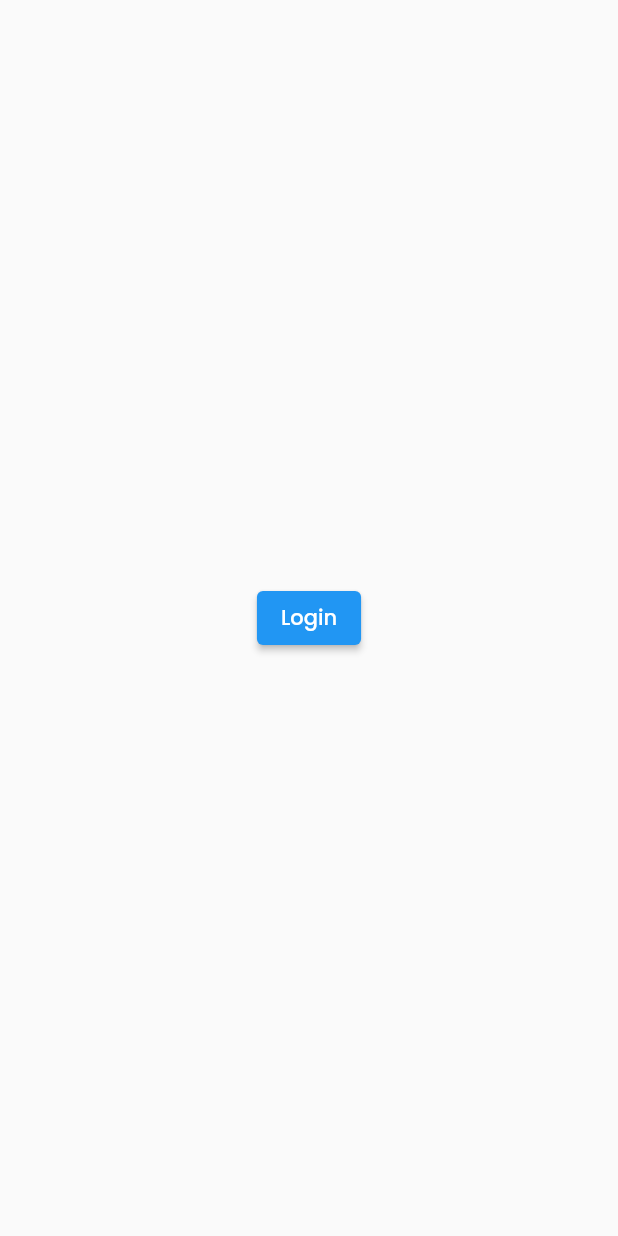
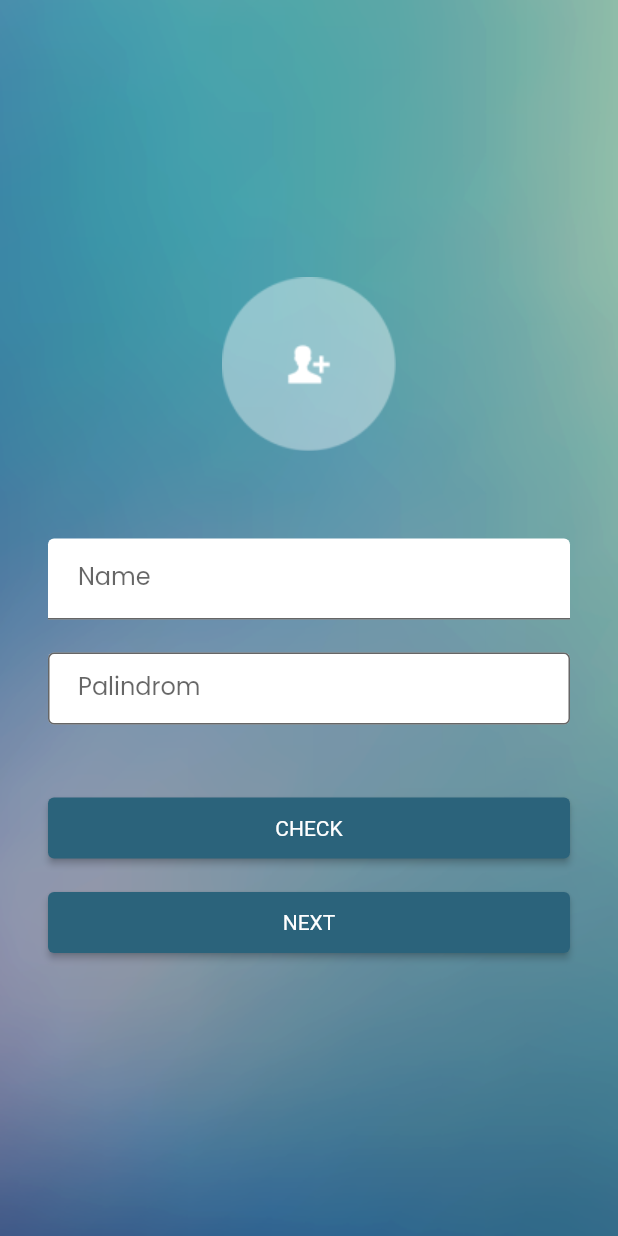
Before and after one commit to sfa119f/login_flutter, a Flutter app: the screen it shows after launch, on a phone screen of 412 x 824 dp. Run offline on Flutter 3.47's test engine with Material 2 defaults, Android fonts, the phone set to English and light mode, and no system bars.

Commit message:
make first screen

```diff
--- a/lib/screen/first.dart
+++ b/lib/screen/first.dart
@@ -1,26 +1,202 @@
 import 'package:flutter/material.dart';
 import 'package:login_flutter/screen/second.dart';
+import 'dart:async';
 
 class FirstScreen extends StatelessWidget {
   const FirstScreen({super.key});
   @override
   Widget build(BuildContext context) {
+    // ignore: prefer_const_constructors
     return Scaffold(
-      body: Center(
-        child: ElevatedButton(
-          child: Text("Login"),
+      body: const LoginWidget(),
+      // body: Center(
+      //   child: ElevatedButton(
+      //     child: Text("Login"),
+      //     onPressed: () {
+      //       Navigator.push(
+      //         context,
+      //         MaterialPageRoute(builder: (context) => const SecondScreen())
+      //       );
+      //       // -- Digunakan untuk mereplace page (tanpa menambah stack page) -- //
+      //       // Navigator.pushReplacement(context,
+      //       //     MaterialPageRoute(builder: (context) {
+      //       //   return MainPage();
+      //       // }));
+      //     },
+      //   )
+      // ),
+    );
+  }
+}
+
+class LoginWidget extends StatefulWidget {
+  const LoginWidget({super.key});
+  @override
+  State<LoginWidget> createState() => _LoginWidgetState();
+}
+
+class _LoginWidgetState extends State<LoginWidget> {
+  final nameController = TextEditingController();
+  final palindromController = TextEditingController();
+
+  bool isPalindrom() {
+    final input = palindromController.text.replaceAll(' ', '');
+    bool check = true;
+    int i = 0;
+    while(check & (i < input.length / 2)) {
+      if (input[i] != input[input.length - 1 - i]){
+        check = false;
+      }
+      i+=1;
+    }
+    return check;
+  }
+
+  Future<void> showMyDialog(String title, String message) async {
+    return showDialog<void>(
+      context: context,
+      barrierDismissible: false, // user must tap button!
+      builder: (BuildContext context) {
+        return AlertDialog(
+          title: Text(title),
+          content: Text(message),
+          actions: <Widget>[
+            TextButton(
+              child: const Text('Ok'),
               onPressed: () {
+                Navigator.of(context).pop();
+              },
+            ),
+          ],
+        );
+      },
+    );
+  }
+
+  void nextPage() {
+    if (isPalindrom()){
       Navigator.push(
         context,
         MaterialPageRoute(builder: (context) => const SecondScreen())
       );
-            // -- Digunakan untuk mereplace page (tanpa menambah stack page) -- //
-            // Navigator.pushReplacement(context,
-            //     MaterialPageRoute(builder: (context) {
-            //   return MainPage();
-            // }));
+      nameController.text = '';
+      palindromController.text = '';
+    } else {
+      showMyDialog('Check Palindrom', "Not palindrom.");
+    }
+  }
+
+  @override
+  Widget build(BuildContext context) {
+    return Container(
+      decoration: const BoxDecoration(
+        image: DecorationImage(
+          image: AssetImage("assets/img/background.png"),
+          fit: BoxFit.cover,
+        ),
+      ),
+      child: Center(
+        child: ListView(
+          shrinkWrap: true,
+          padding: const EdgeInsets.symmetric(horizontal: 32),
+          children: <Widget>[
+            Center(
+              child: Container(
+                height: 116,
+                width: 116,
+                margin: const EdgeInsets.only(bottom: 58.12),
+                decoration: const BoxDecoration(
+                  image: DecorationImage(
+                    image: AssetImage('assets/img/ic_photo.png'),
+                    fit: BoxFit.fill,
+                  )
+                ),
+              ),
+            ),
+            Container(
+              margin: const EdgeInsets.only(bottom: 22.12),
+              child: TextField(
+                controller: nameController,
+                style: const TextStyle(fontSize: 16),
+                decoration: const InputDecoration(
+                  labelText: 'Name',
+                  contentPadding: EdgeInsets.symmetric(
+                    vertical: 7.94,
+                    horizontal: 20
+                  ),
+                  filled: true,
+                  fillColor: Color(0xFFFFFFFF),
+                ),
+              ),
+            ),
+            Container(
+              margin: const EdgeInsets.only(bottom: 45),
+              child: TextField(
+                controller: palindromController,
+                style: const TextStyle(fontSize: 16),
+                decoration: const InputDecoration(
+                  labelText: 'Palindrom',
+                  border: OutlineInputBorder(),
+                  contentPadding: EdgeInsets.symmetric(
+                    vertical: 7.94,
+                    horizontal: 20
+                  ),
+                  filled: true,
+                  fillColor: Color(0xFFFFFFFF),
+                ),
+              ),
+            ),
+            Container(
+              margin: const EdgeInsets.only(bottom: 15),
+              child: ElevatedButton(
+                style: ElevatedButton.styleFrom(
+                  backgroundColor: const Color(0xFF2B637B),
+                  padding: const EdgeInsets.symmetric(
+                    vertical: 12.35,
+                    horizontal: 85.08,
+                  ),
+                  textStyle: const TextStyle(fontSize: 14),
+                ),
+                onPressed: (){
+                  if (palindromController.text.isNotEmpty) {
+                    if (isPalindrom()) {
+                      showMyDialog('Check Palindrom', 'Is palindrom.');
+                    } else {
+                      showMyDialog('Check Palindrom', 'Not palindrom.');
+                    }
+                  } else {
+                    showMyDialog('Error', 'Palindrome field not filled.');
+                  }
                 },
-        )
+                child: const Text('CHECK'),
+              ),
+            ),
+            Container(
+              margin: const EdgeInsets.only(bottom: 0),
+              child: ElevatedButton(
+                style: ElevatedButton.styleFrom(
+                  backgroundColor: const Color(0xFF2B637B),
+                  padding: const EdgeInsets.symmetric(
+                    vertical: 12.35,
+                    horizontal: 85.08,
+                  ),
+                  textStyle: const TextStyle(fontSize: 14)
+
+                ),
+                onPressed: (){
+                  if (nameController.text.isEmpty) {
+                    showMyDialog('Error', 'Name field not filled');
+                  } else if (palindromController.text.isEmpty) {
+                    showMyDialog('Error', 'Palindrome field not filled.');
+                  } else {
+                    nextPage();
+                  }
+                },
+                child: const Text('NEXT'),
+              ),
+            ),
+          ],
+        ),
       ),
     );
   }
--- a/pubspec.yaml
+++ b/pubspec.yaml
@@ -63,6 +63,8 @@ flutter:
   # assets:
   #   - images/a_dot_burr.jpeg
   #   - images/a_dot_ham.jpeg
+  assets:
+    - assets/img/
 
   # An image asset can refer to one or more resolution-specific "variants", see
   # https://flutter.dev/assets-and-images/#resolution-aware
```
Also changed, not shown: assets/font/Poppins-Regular.ttf (added), assets/img/angle_left.png (added), assets/img/background.png (added), assets/img/background@2x.png (added), assets/img/background@3x.png (added), assets/img/ic_photo.png (added), assets/img/ic_photo@2x.png (added), assets/img/ic_photo@3x.png (added). Lines whose indentation alone changed are shown as unchanged.
